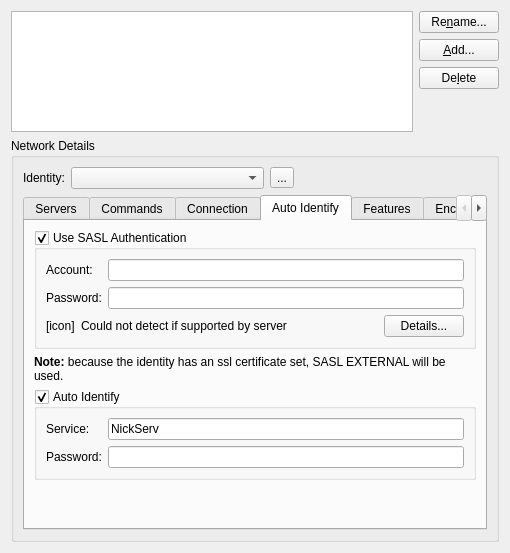
Qt form src/qtui/settingspages/networkssettingspage.ui (quassel/quassel) before a commit.
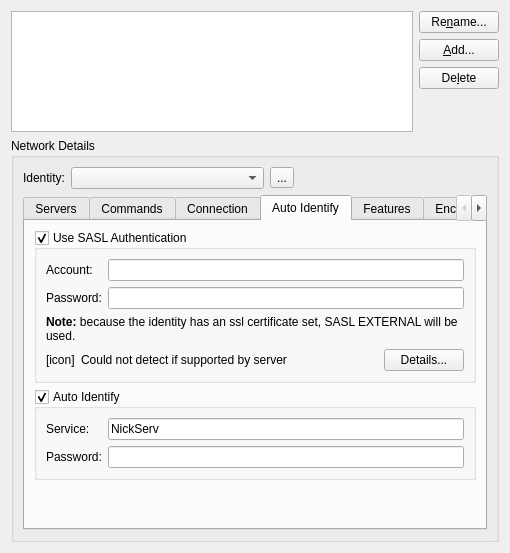
The same form after that commit. The open tabs and pages were chosen to show the change. Icons and pictures are not drawn.

Commit message: client: Group SASL EXTERNAL under SASL, test cap

Patch:
```diff
--- a/src/qtui/settingspages/networkssettingspage.ui
+++ b/src/qtui/settingspages/networkssettingspage.ui
@@ -755,6 +755,19 @@
                   </item>
                  </layout>
                 </item>
+               </layout>
+              </widget>
+             </item>
+             <item>
+              <widget class="QLabel" name="saslExtInfo">
+               <property name="text">
+                <string>&lt;html&gt;&lt;head/&gt;&lt;body&gt;&lt;p&gt;&lt;span style=&quot; font-weight:600;&quot;&gt;Note:&lt;/span&gt; because the identity has an ssl certificate set, SASL EXTERNAL will be used.&lt;/p&gt;&lt;/body&gt;&lt;/html&gt;</string>
+               </property>
+               <property name="wordWrap">
+                <bool>true</bool>
+               </property>
+              </widget>
+             </item>
                 <item>
                  <layout class="QHBoxLayout" name="horizontalLayout_7">
                   <item>
@@ -787,19 +800,6 @@
                  </layout>
                 </item>
                </layout>
-              </widget>
-             </item>
-            </layout>
-           </widget>
-          </item>
-          <item>
-           <widget class="QLabel" name="saslExtInfo">
-            <property name="text">
-             <string>&lt;html&gt;&lt;head/&gt;&lt;body&gt;&lt;p&gt;&lt;span style=&quot; font-weight:600;&quot;&gt;Note:&lt;/span&gt; because the identity has an ssl certificate set, SASL EXTERNAL will be used.&lt;/p&gt;&lt;/body&gt;&lt;/html&gt;</string>
-            </property>
-            <property name="wordWrap">
-             <bool>true</bool>
-            </property>
            </widget>
           </item>
           <item>
```
Left out of the diff: 2 changed lines with no effect on the pictures. Lines whose indentation alone changed are shown as unchanged. The commit also changes 2 other files.
